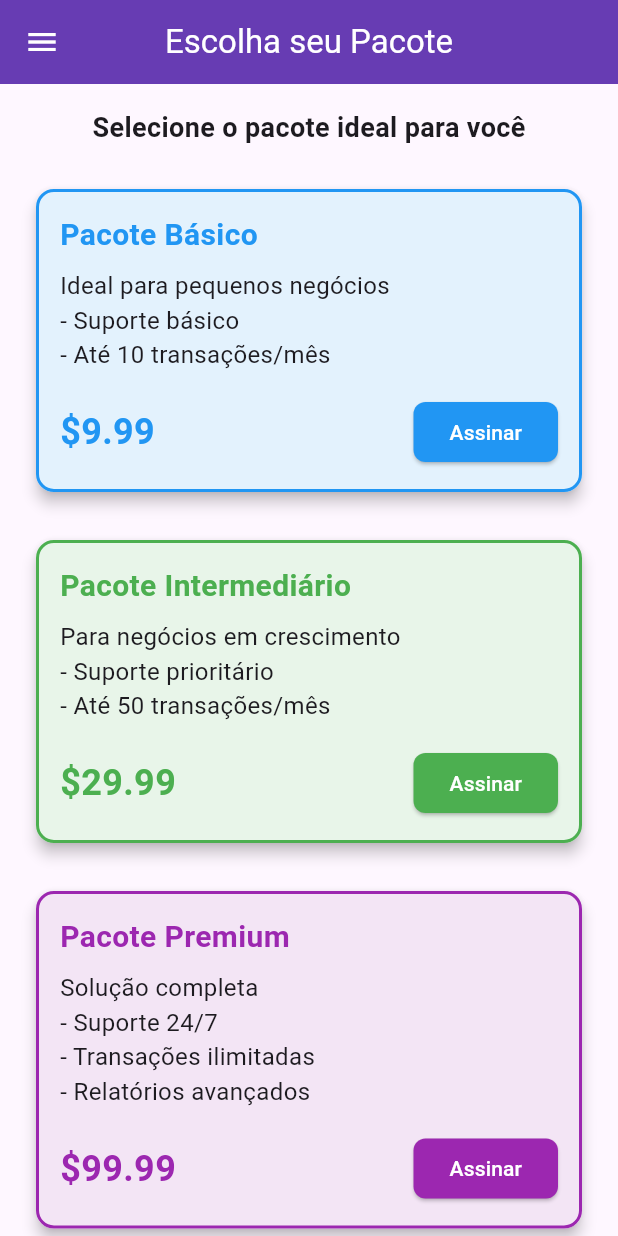
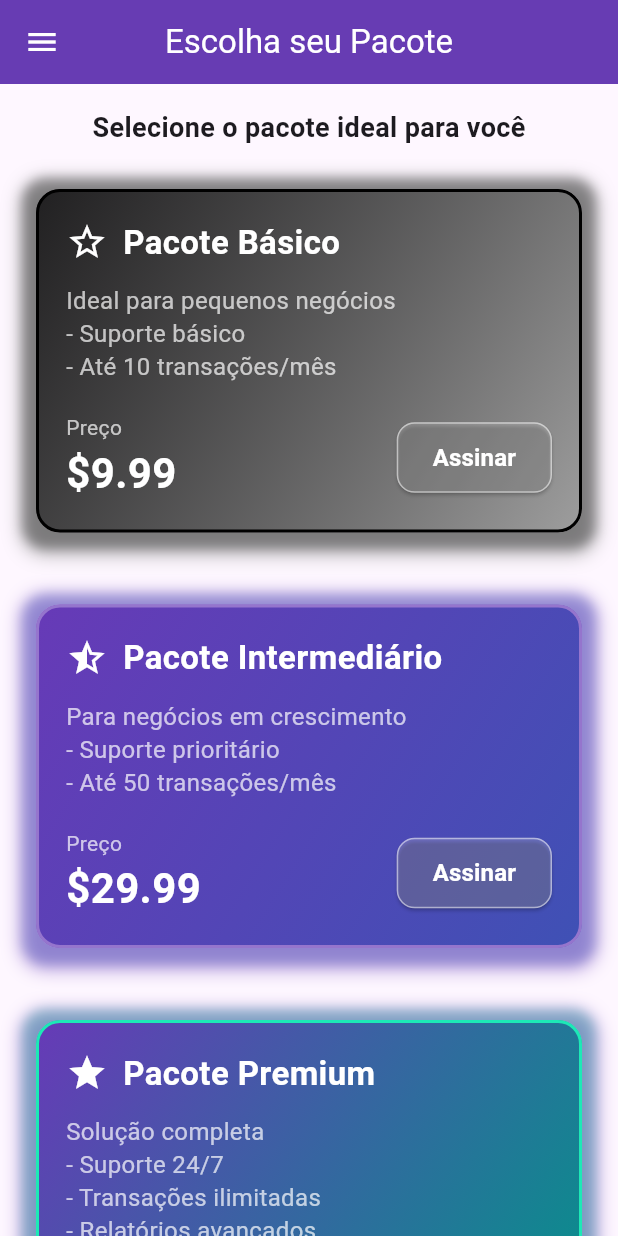
Before and after one commit to ian246/payment-flutter, a Flutter app: the screen it shows after launch, on a phone screen of 412 x 824 dp. Run offline on Flutter 3.47's test engine with Material 3 defaults, Android fonts, the phone set to English and light mode, and no system bars; our stand-ins replace flutter_dotenv; missing offline and left inert: flutter_stripe.

Commit message:
new design cards

```diff
--- a/lib/components/widget_card.dart
+++ b/lib/components/widget_card.dart
@@ -1,5 +1,5 @@
 import 'package:flutter/material.dart';
-import 'package:payment_flutter/models/model.dart';
+import '../models/model.dart';
 
 class PackageCard extends StatelessWidget {
   final PaymentPackage package;
@@ -13,72 +13,149 @@ class PackageCard extends StatelessWidget {
 
   @override
   Widget build(BuildContext context) {
-    Color borderColor;
-    Color backgroundColor;
+    // Configurações de cor baseadas no tipo de pacote
+    late Gradient gradient;
+    late Color borderColor;
+    late List<Color> shadowColors;
 
     switch (package.size) {
       case PackageSize.small:
-        borderColor = Colors.blue;
-        backgroundColor = Colors.blue.shade50;
+        gradient = const LinearGradient(
+          colors: [Colors.black87, Colors.grey],
+          begin: Alignment.topLeft,
+          end: Alignment.bottomRight,
+        );
+        borderColor = Colors.black;
+        shadowColors = [Colors.grey.withOpacity(0.8), Colors.black.withOpacity(0.3)];
         break;
       case PackageSize.medium:
-        borderColor = Colors.green;
-        backgroundColor = Colors.green.shade50;
+        gradient = const LinearGradient(
+          colors: [Colors.deepPurple, Colors.indigo],
+          begin: Alignment.topLeft,
+          end: Alignment.bottomRight,
+        );
+        borderColor = Colors.deepPurple.shade300;
+        shadowColors = [Colors.deepPurple.withOpacity(0.5), Colors.indigo.withOpacity(0.3)];
         break;
       case PackageSize.large:
-        borderColor = Colors.purple;
-        backgroundColor = Colors.purple.shade50;
+        gradient = const LinearGradient(
+          colors: [Colors.deepPurple, Colors.teal],
+          begin: Alignment.topLeft,
+          end: Alignment.bottomRight,
+        );
+        borderColor = Colors.tealAccent.shade400;
+        shadowColors = [Colors.deepPurple.withOpacity(0.5), Colors.teal.withOpacity(0.3)];
         break;
     }
 
-    return Card(
-      elevation: 4,
+    return Container(
+      margin: const EdgeInsets.only(bottom: 16),
+      decoration: BoxDecoration(
+        borderRadius: BorderRadius.circular(16),
+        boxShadow: [
+          BoxShadow(
+            color: shadowColors[0],
+            blurRadius: 10,
+            spreadRadius: 2,
+            offset: const Offset(0, 4),
+          ),
+          BoxShadow(
+            color: shadowColors[1],
+            blurRadius: 5,
+            spreadRadius: 1,
+            offset: const Offset(0, 2),
+          ),
+        ],
+      ),
+      child: Card(
+        elevation: 0,
         shape: RoundedRectangleBorder(
-        borderRadius: BorderRadius.circular(12),
+          borderRadius: BorderRadius.circular(16),
           side: BorderSide(color: borderColor, width: 2),
         ),
         child: Container(
           decoration: BoxDecoration(
-          borderRadius: BorderRadius.circular(12),
-          color: backgroundColor,
+            borderRadius: BorderRadius.circular(16),
+            gradient: gradient,
           ),
-        padding: const EdgeInsets.all(16),
+          padding: const EdgeInsets.all(20),
           child: Column(
             crossAxisAlignment: CrossAxisAlignment.start,
             children: [
+              // Cabeçalho com ícone
+              Row(
+                children: [
+                  Icon(
+                    _getPackageIcon(package.size),
+                    color: Colors.white,
+                    size: 28,
+                  ),
+                  const SizedBox(width: 10),
                   Text(
                     package.title,
-              style: TextStyle(
-                fontSize: 20,
+                    style: const TextStyle(
+                      fontSize: 22,
                       fontWeight: FontWeight.bold,
-                color: borderColor,
+                      color: Colors.white,
                     ),
                   ),
-            const SizedBox(height: 8),
-            Text(package.description, style: const TextStyle(fontSize: 16)),
-            const SizedBox(height: 16),
+                ],
+              ),
+              const SizedBox(height: 12),
+
+              // Descrição
+              Text(
+                package.description,
+                style: const TextStyle(
+                  fontSize: 16,
+                  color: Colors.white70,
+                  height: 1.4,
+                ),
+              ),
+              const SizedBox(height: 20),
+
+              // Rodapé com preço e botão
               Row(
                 mainAxisAlignment: MainAxisAlignment.spaceBetween,
                 children: [
+                  Column(
+                    crossAxisAlignment: CrossAxisAlignment.start,
+                    children: [
+                      const Text(
+                        'Preço',
+                        style: TextStyle(
+                          fontSize: 14,
+                          color: Colors.white70,
+                        ),
+                      ),
                       Text(
                         '\$${package.price.toStringAsFixed(2)}',
-                  style: TextStyle(
-                    fontSize: 24,
+                        style: const TextStyle(
+                          fontSize: 28,
                           fontWeight: FontWeight.bold,
-                    color: borderColor,
+                          color: Colors.white,
                         ),
+                      ),
+                    ],
                   ),
                   ElevatedButton(
                     onPressed: onPressed,
                     style: ElevatedButton.styleFrom(
-                    backgroundColor: borderColor,
+                      backgroundColor: Colors.white.withOpacity(0.2),
+                      foregroundColor: Colors.white,
                       shape: RoundedRectangleBorder(
-                      borderRadius: BorderRadius.circular(8),
+                        borderRadius: BorderRadius.circular(12),
+                        side: BorderSide(color: Colors.white.withOpacity(0.5)),
                       ),
+                      padding: const EdgeInsets.symmetric(
+                        horizontal: 24, vertical: 12),
                     ),
                     child: const Text(
                       'Assinar',
-                    style: TextStyle(color: Colors.white),
+                      style: TextStyle(
+                        fontSize: 16,
+                        fontWeight: FontWeight.bold,
+                      ),
                     ),
                   ),
                 ],
@@ -86,6 +163,18 @@ class PackageCard extends StatelessWidget {
             ],
           ),
         ),
+      ),
     );
   }
+
+  IconData _getPackageIcon(PackageSize size) {
+    switch (size) {
+      case PackageSize.small:
+        return Icons.star_border;
+      case PackageSize.medium:
+        return Icons.star_half;
+      case PackageSize.large:
+        return Icons.star;
     }
+  }
+}
```
Also changed, not shown: 1 other file. Lines whose indentation alone changed are shown as unchanged.
